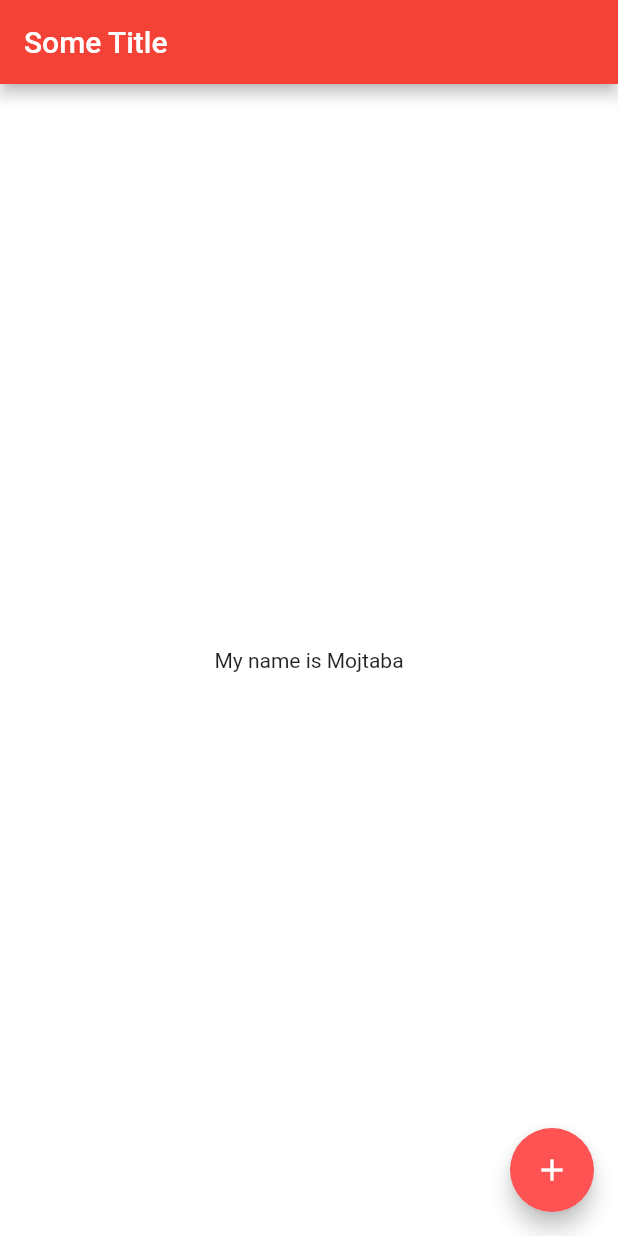
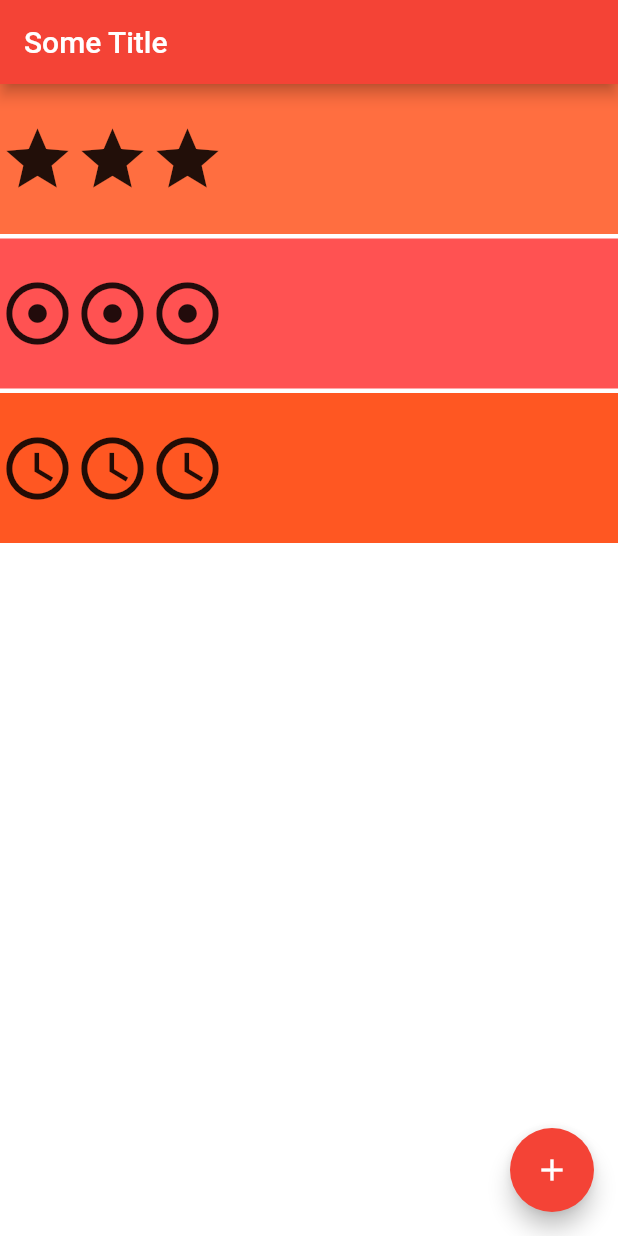
Before and after one commit to MatGhp/FlutterExperience, a Flutter app: the screen it shows after launch, on a phone screen of 412 x 824 dp. Run offline on Flutter 3.47's test engine with Material 2 defaults, Android fonts, the phone set to English and light mode, and no system bars.

Commit message:
add more rows to the main component

```diff
--- a/lib/main.dart
+++ b/lib/main.dart
@@ -13,11 +13,41 @@ class MyApp extends StatelessWidget {
       home: Scaffold(
         backgroundColor: Colors.white,
         appBar: AppBar(backgroundColor: Colors.red, title: Text('Some Title')),
-        body: Center(
-          child: Text('My name is Mojtaba'),
+        body: SafeArea(
+          child: Column(
+            crossAxisAlignment: CrossAxisAlignment.stretch,
+            children: <Widget>[
+              Container(
+                  height: 100,
+                  color: Colors.deepOrangeAccent,
+                  child: Row(children: <Widget>[
+                    Icon(Icons.star, size: 50),
+                    Icon(Icons.star, size: 50),
+                    Icon(Icons.star, size: 50)
+                  ])),
+              SizedBox(height: 3),
+              Container(
+                  height: 100,
+                  color: Colors.redAccent,
+                  child: Row(children: <Widget>[
+                    Icon(Icons.adjust, size: 50),
+                    Icon(Icons.adjust, size: 50),
+                    Icon(Icons.adjust, size: 50)
+                  ])),
+              SizedBox(height: 3),
+              Container(
+                  height: 100,
+                  color: Colors.deepOrange,
+                  child: Row(children: <Widget>[
+                    Icon(Icons.access_time, size: 50),
+                    Icon(Icons.access_time, size: 50),
+                    Icon(Icons.access_time, size: 50),
+                  ])),
+            ],
+          ),
         ),
         floatingActionButton: FloatingActionButton(
-          backgroundColor: Colors.redAccent,
+          backgroundColor: Colors.red,
           child: Icon(Icons.add),
         ),
       ),
```
